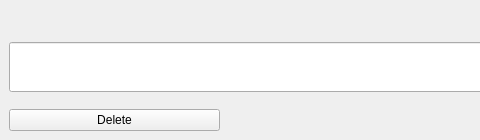
The window that forms/NoteButton.ui (Patryk-Trojak/Notes) describes before a commit, drawn with Qt 5; both pictures show x 0 to 480 and y 0 to 140 of the 686 by 140 pixel window.
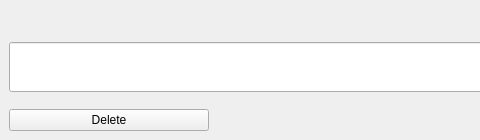
The same window after the commit.

Commit message: Add maximum width to deleteButton in NoteButton

Patch:
```diff
--- a/forms/NoteButton.ui
+++ b/forms/NoteButton.ui
@@ -118,6 +118,12 @@
              <verstretch>0</verstretch>
             </sizepolicy>
            </property>
+           <property name="maximumSize">
+            <size>
+             <width>200</width>
+             <height>16777215</height>
+            </size>
+           </property>
            <property name="text">
             <string>Delete</string>
            </property>
```
